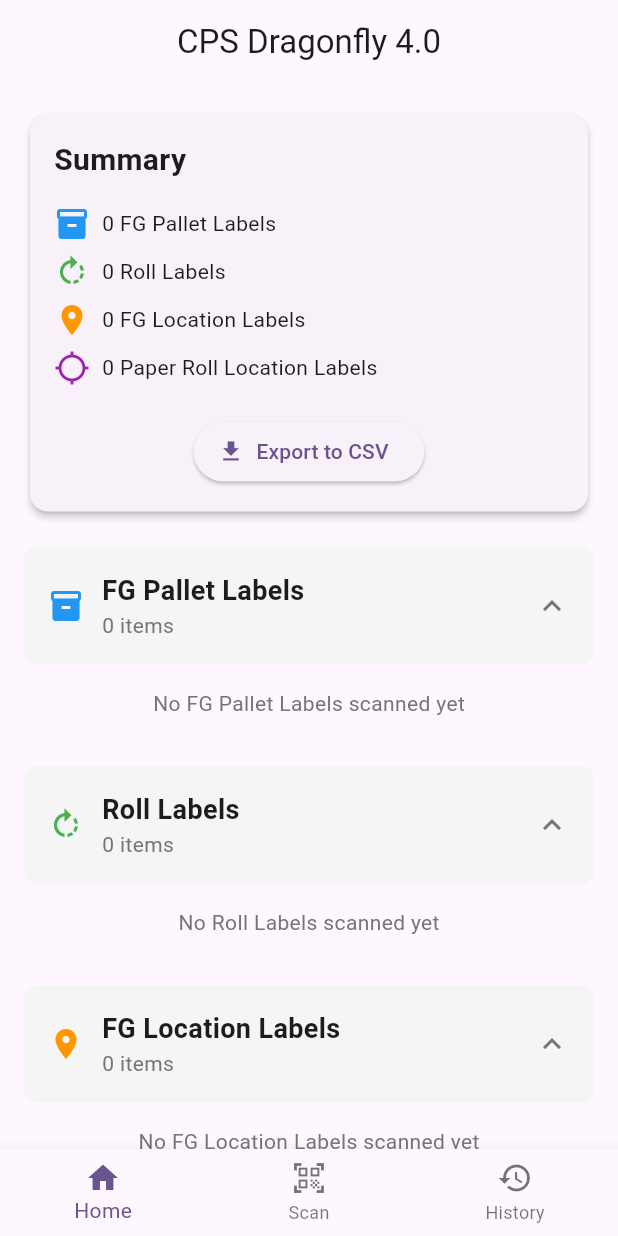
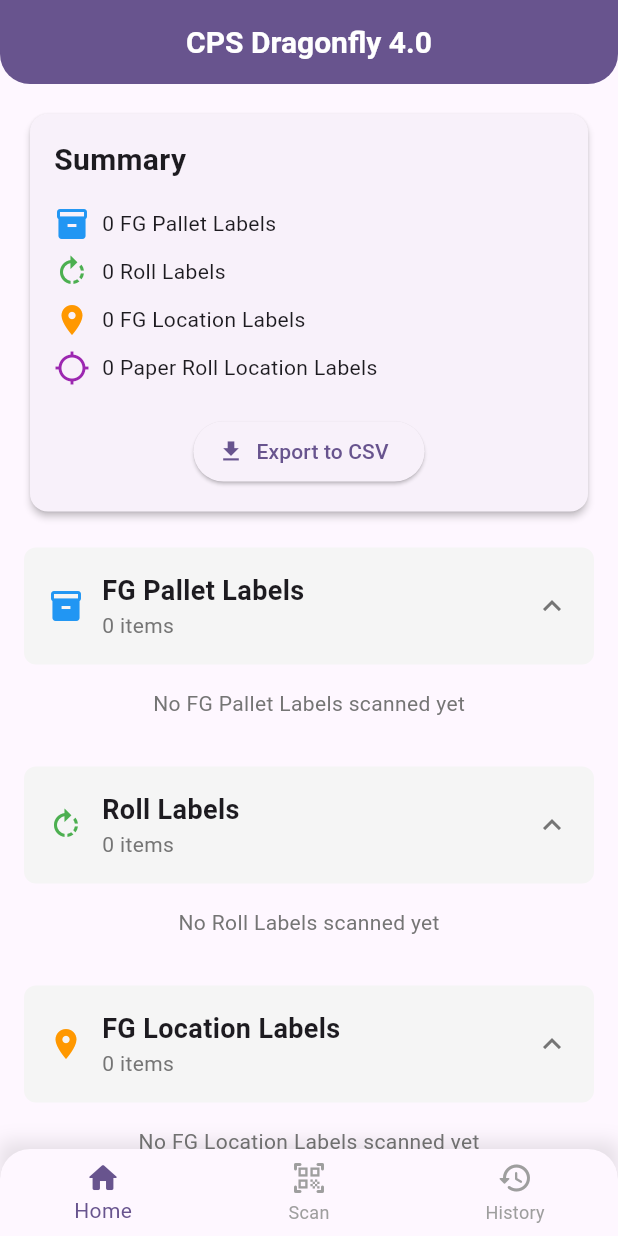
Before and after one commit to aidilaqif/cps_dragonfly_mobile_app, a Flutter app: the screen it shows after launch, on a phone screen of 412 x 824 dp. Run offline on Flutter 3.47's test engine with Material 3 defaults, Android fonts, the phone set to English and light mode, and no system bars; our stand-ins replace flutter_dotenv, share_plus; missing offline and left inert: excel, mobile_scanner, postgres.

Commit message:
ui fixed and improved

```diff
--- a/lib/main.dart
+++ b/lib/main.dart
@@ -2,6 +2,7 @@
 import 'package:cps_dragonfly_4_mobile_app/pages/scan_code_page.dart';
 import 'package:cps_dragonfly_4_mobile_app/pages/scan_history_page.dart';
 import 'package:cps_dragonfly_4_mobile_app/services/database_service.dart';
+import 'package:cps_dragonfly_4_mobile_app/widgets/custom_app_bar.dart';
 import 'package:flutter/material.dart';
 import 'package:cps_dragonfly_4_mobile_app/widgets/app_navigation_bar.dart';
 import 'package:postgres/postgres.dart';
@@ -65,10 +66,7 @@
   @override
   Widget build(BuildContext context) {
     return Scaffold(
-      appBar: AppBar(
-        title: const Text('CPS Dragonfly 4.0'),
-        centerTitle: true,
-      ),
+      appBar: const CustomAppBar(title: 'CPS Dragonfly 4.0',),
       body: _pages[_currentIndex],
       bottomNavigationBar: AppNavigationBar(
         currentIndex: _currentIndex,
--- a/lib/pages/home_page.dart
+++ b/lib/pages/home_page.dart
@@ -1,7 +1,6 @@
 import 'package:flutter/material.dart';
 import 'package:postgres/postgres.dart';
 import 'package:intl/intl.dart';
-import '../services/database_service.dart';
 import '../services/fg_pallet_label_service.dart';
 import '../services/roll_label_service.dart';
 import '../services/fg_location_label_service.dart';
@@ -146,28 +145,39 @@
       margin: const EdgeInsets.symmetric(vertical: 4, horizontal: 8),
       child: ListTile(
         leading: _getLabelTypeIcon(type),
-        title: Text(
+        title: FittedBox(
+          fit: BoxFit.scaleDown,
+          child: Text(
             title,
             style: const TextStyle(
               fontSize: 16,
               fontWeight: FontWeight.w500,
             ),
           ),
+        ),
         subtitle: Column(
           crossAxisAlignment: CrossAxisAlignment.start,
           children: [
             if (subtitle != null)
-              Text(
+              FittedBox(
+                fit: BoxFit.scaleDown,
+                alignment: Alignment.centerLeft,
+                child: Text(
                   subtitle,
                   style: const TextStyle(
                     fontSize: 14,
                   ),
                 ),
-            Text(
+              ),
+            FittedBox(
+              fit: BoxFit.scaleDown,
+              alignment: Alignment.centerLeft,
+              child: Text(
                 'Scanned: ${_formatDateTime(label.timeLog)}',
                 style: TextStyle(
                   fontSize: 12,
                   color: Colors.grey[600],
+                ),
               ),
             ),
           ],
@@ -197,18 +207,25 @@
               child: Column(
                 crossAxisAlignment: CrossAxisAlignment.start,
                 children: [
-                  Text(
+                  FittedBox(
+                    fit: BoxFit.scaleDown,
+                    child: Text(
                       _getLabelTypeName(type),
                       style: const TextStyle(
                         fontSize: 18,
                         fontWeight: FontWeight.bold,
                       ),
                     ),
-                  Text(
+                  ),
+                  FittedBox(
+                    fit: BoxFit.scaleDown,
+                    alignment: Alignment.centerLeft,
+                    child: Text(
                       '${items.length} items',
                       style: TextStyle(
                         fontSize: 14,
                         color: Colors.grey[600],
+                      ),
                     ),
                   ),
                 ],
@@ -275,6 +292,8 @@
 
     if (_error != null) {
       return Center(
+        child: SingleChildScrollView(
+          padding: const EdgeInsets.all(16),
           child: Column(
             mainAxisAlignment: MainAxisAlignment.center,
             children: [
@@ -293,13 +312,21 @@
               ),
             ],
           ),
+        ),
       );
     }
 
     return RefreshIndicator(
       onRefresh: _loadData,
-      child: SingleChildScrollView(
+      child: LayoutBuilder(
+        builder: (context, constraints) {
+          return SingleChildScrollView(
             physics: const AlwaysScrollableScrollPhysics(),
+            child: ConstrainedBox(
+              constraints: BoxConstraints(
+                minHeight: constraints.maxHeight,
+                minWidth: constraints.maxWidth,
+              ),
               child: Padding(
                 padding: const EdgeInsets.all(16),
                 child: Column(
@@ -313,11 +340,15 @@
                         child: Column(
                           crossAxisAlignment: CrossAxisAlignment.start,
                           children: [
-                      const Text(
+                            const FittedBox(
+                              fit: BoxFit.scaleDown,
+                              alignment: Alignment.centerLeft,
+                              child: Text(
                                 'Summary',
                                 style: TextStyle(
                                   fontSize: 20,
                                   fontWeight: FontWeight.bold,
+                                ),
                               ),
                             ),
                             const SizedBox(height: 12),
@@ -329,9 +360,15 @@
                                   children: [
                                     _getLabelTypeIcon(type),
                                     const SizedBox(width: 8),
-                              Text(
+                                    Expanded(
+                                      child: FittedBox(
+                                        fit: BoxFit.scaleDown,
+                                        alignment: Alignment.centerLeft,
+                                        child: Text(
                                           '$count ${_getLabelTypeName(type)}',
                                           style: const TextStyle(fontSize: 14),
+                                        ),
+                                      ),
                                     ),
                                   ],
                                 ),
@@ -344,7 +381,6 @@
                       ),
                     ),
                     const SizedBox(height: 20),
-
                     // Label Type Sections
                     ...LabelType.values.map((type) => Column(
                       children: [
@@ -358,4 +394,7 @@
             ),
           );
         }
+      ),
+    );
   }
+}
--- a/lib/widgets/app_navigation_bar.dart
+++ b/lib/widgets/app_navigation_bar.dart
@@ -12,23 +12,44 @@
 
   @override
   Widget build(BuildContext context) {
-    return BottomNavigationBar(
+    return Container(
+      decoration: BoxDecoration(
+        boxShadow: [
+          BoxShadow(
+            color: Colors.black.withOpacity(0.1),
+            blurRadius: 10,
+            offset: const Offset(0, -5),
+          )
+        ]
+      ),
+      child: ClipRRect(
+        borderRadius: const BorderRadius.vertical(
+          top: Radius.circular(20),
+        ),
+        child: BottomNavigationBar(
           currentIndex: currentIndex,
           onTap: onTap,
+          selectedItemColor: Theme.of(context).colorScheme.primary,
+          unselectedItemColor: Colors.grey,
+          showSelectedLabels: true,
+          showUnselectedLabels: true,
+          type: BottomNavigationBarType.fixed,
           items: const[
             BottomNavigationBarItem(
-          icon: Icon(Icons.home),
+              icon: Icon(Icons.home_rounded),
               label: "Home",
             ),
             BottomNavigationBarItem(
-          icon: Icon(Icons.qr_code_scanner),
+              icon: Icon(Icons.qr_code_scanner_rounded),
               label: "Scan",
             ),
             BottomNavigationBarItem(
-          icon: Icon(Icons.history),
+              icon: Icon(Icons.history_rounded),
               label: "History",
             ),
           ],
+        ),
+      ),
     );
   }
 }
--- /dev/null
+++ b/lib/widgets/custom_app_bar.dart
@@ -0,0 +1,38 @@
+import 'package:flutter/material.dart';
+
+class CustomAppBar extends StatelessWidget implements PreferredSizeWidget{
+  final String title;
+  final List<Widget>? actions;
+
+  const CustomAppBar({
+    super.key,
+    required this.title,
+    this.actions,
+  });
+
+  @override
+  Widget build(BuildContext context) {
+    return AppBar(
+      elevation: 0,
+      backgroundColor: Theme.of(context).colorScheme.primary,
+      foregroundColor: Theme.of(context).colorScheme.onPrimary,
+      centerTitle: true,
+      title: Text(
+        title,
+        style: const TextStyle(
+          fontSize: 20,
+          fontWeight: FontWeight.bold,
+        ),
+      ),
+      actions: actions,
+      shape: const RoundedRectangleBorder(
+        borderRadius: BorderRadius.vertical(
+          bottom: Radius.circular(20),
+        ),
+      ),
+    );
+  }
+
+  @override
+  Size get preferredSize => const Size.fromHeight(kToolbarHeight);
+}
```
Also changed, not shown: lib/pages/scan_code_page.dart (+24 -37 lines), lib/pages/scan_history_page.dart (+12 -6 lines), lib/widgets/scan_feedback_overlay.dart (added, +55 -0 lines), lib/widgets/session_card.dart (added, +84 -0 lines), lib/widgets/styled_card.dart (added, +36 -0 lines). Lines whose indentation alone changed are shown as unchanged.
